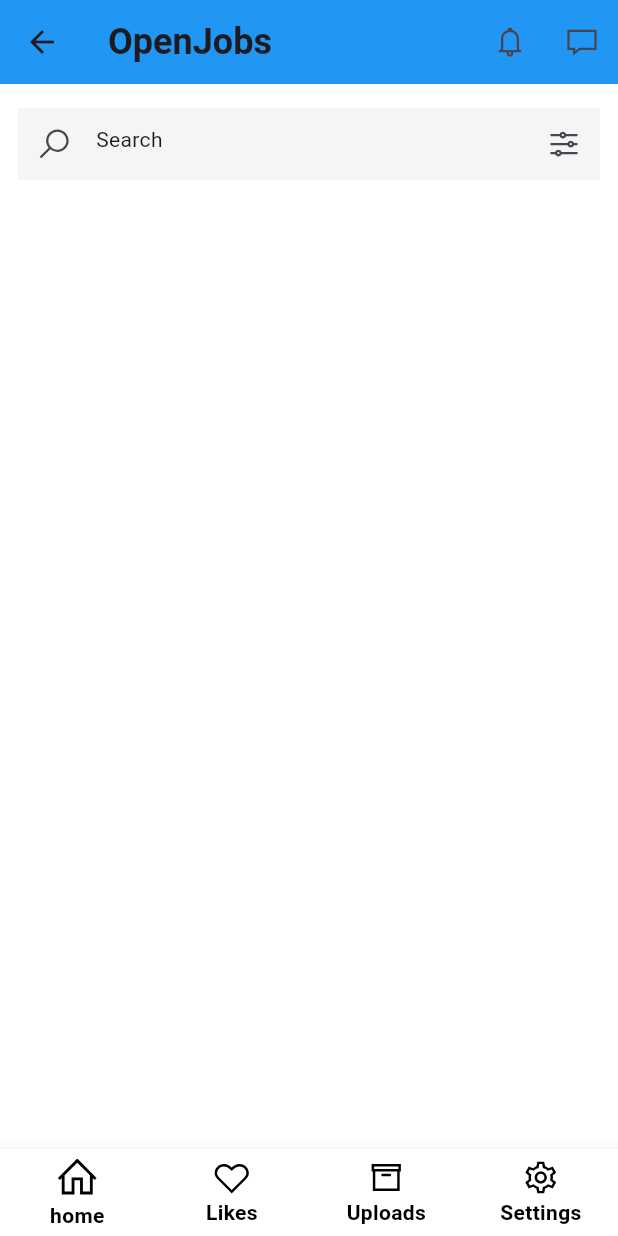
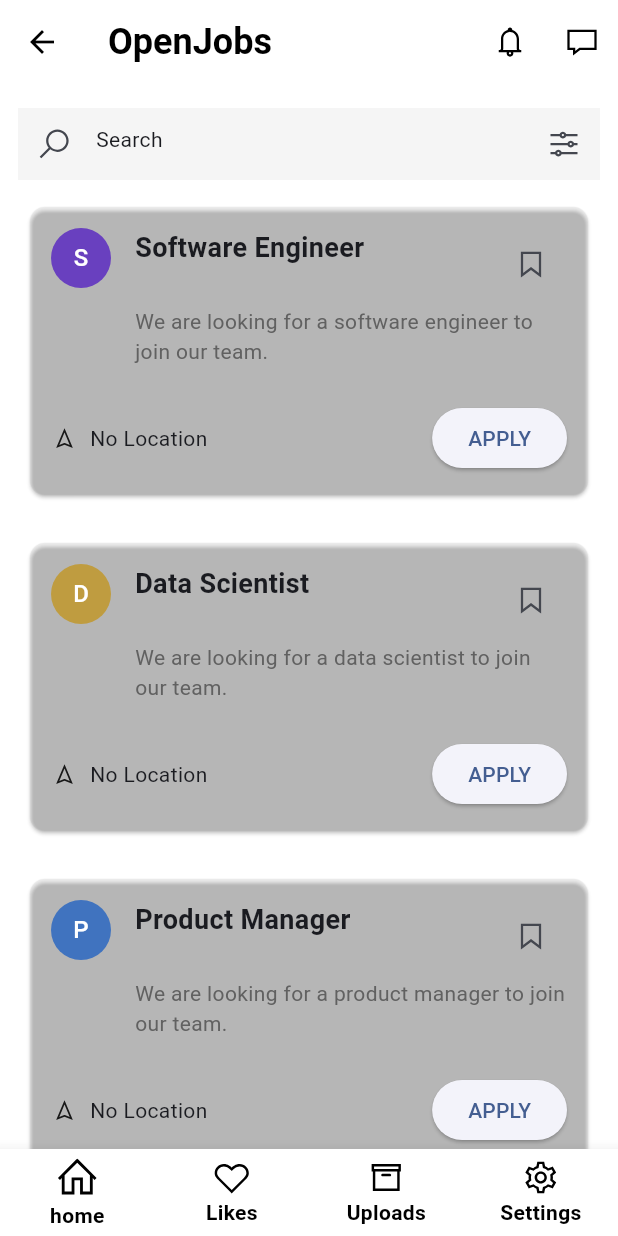
Before and after one commit to WayneStaticScientist/openjobs-flutter-app, a Flutter app: the screen it shows after launch, after a tap on "Continue Without Account", on a phone screen of 412 x 824 dp. Run offline on Flutter 3.47's test engine with Material 3 defaults, Android fonts, the phone set to English and light mode, and no system bars; drawn by our look-alikes of stylish_bottom_bar; our stand-ins replace get, line_awesome_flutter.

Commit message:
add changes

```diff
--- /dev/null
+++ b/lib/models/job_model.dart
@@ -0,0 +1,67 @@
+class JobModel {
+  final int level;
+  final String? date;
+  final String title;
+  final String? dueDate;
+  final String? location;
+  final String experience;
+  final String description;
+  final String applicationType;
+  final String applicationForm;
+
+  JobModel({
+    this.date,
+    this.dueDate,
+    this.location,
+    required this.level,
+    required this.title,
+    required this.experience,
+    required this.description,
+    required this.applicationType,
+    required this.applicationForm,
+  });
+}
+
+List<JobModel> jobList = [
+  JobModel(
+    level: 1,
+    title: "Software Engineer",
+    experience: "3+ years",
+    description: "We are looking for a software engineer to join our team.",
+    applicationType: "email",
+    applicationForm: "hr@example.com",
+  ),
+  JobModel(
+    level: 2,
+    title: "Data Scientist",
+    experience: "5+ years",
+    description: "We are looking for a data scientist to join our team.",
+    applicationType: "form",
+    applicationForm: "https://example.com/form",
+  ),
+  JobModel(
+    level: 3,
+    title: "Product Manager",
+    experience: "7+ years",
+    description: "We are looking for a product manager to join our team.",
+    applicationType: "linkedin",
+    applicationForm: "https://linkedin.com/jobs/12345",
+  ),
+  JobModel(
+    level: 1,
+    title: "Frontend Developer",
+    experience: "2+ years",
+    description:
+        "We need a skilled frontend developer to build user interfaces.",
+    applicationType: "email",
+    applicationForm: "jobs@company.com",
+  ),
+  JobModel(
+    level: 2,
+    title: "Backend Developer",
+    experience: "4+ years",
+    description: "Seeking a backend developer to work on server-side logic.",
+    applicationType: "form",
+    applicationForm: "https://company.com/careers",
+  ),
+];
--- a/lib/nav_routers/home_nav_router.dart
+++ b/lib/nav_routers/home_nav_router.dart
@@ -1,11 +1,18 @@
 import 'package:flutter/material.dart';
 import 'package:line_awesome_flutter/line_awesome_flutter.dart';
 import 'package:openjobs/navigations/home_nav.dart';
+import 'package:openjobs/navigations/settings_nav.dart';
+import 'package:openjobs/navigations/uploads_nav.dart';
 import 'package:openjobs/utils/themer_util.dart';
 import 'package:stylish_bottom_bar/stylish_bottom_bar.dart';
 
 class HomeNavRouter {
-  static List<Widget> navs = [HomeNav(), SizedBox(), SizedBox(), SizedBox()];
+  static List<Widget> navs = [
+    HomeNav(),
+    SizedBox(),
+    UploadNav(),
+    SettingsNav(),
+  ];
   static List<BottomBarItem> navsItems = [
     BottomBarItem(
       icon: Icon(LineAwesomeIcons.home_solid),
--- a/lib/navigations/home_nav.dart
+++ b/lib/navigations/home_nav.dart
@@ -1,6 +1,8 @@
 import 'package:flutter/material.dart';
 import 'package:line_awesome_flutter/line_awesome_flutter.dart';
+import 'package:openjobs/models/job_model.dart';
 import 'package:openjobs/widgets/input/opx_search_filter.dart';
+import 'package:openjobs/widgets/layouts/job_card.dart';
 
 class HomeNav extends StatelessWidget {
   const HomeNav({super.key});
@@ -21,6 +23,7 @@ class HomeNav extends StatelessWidget {
               icon: Icon(LineAwesomeIcons.comment_alt),
             ),
           ],
+          floating: true,
         ),
         SliverToBoxAdapter(child: SizedBox(height: 16)),
         SliverToBoxAdapter(
@@ -32,6 +35,15 @@ class HomeNav extends StatelessWidget {
             ),
           ),
         ),
+        SliverPadding(
+          padding: EdgeInsetsGeometry.symmetric(horizontal: 16),
+          sliver: SliverList.builder(
+            itemBuilder: (context, index) {
+              return JobCard(model: jobList[index]);
+            },
+            itemCount: jobList.length,
+          ),
+        ),
       ],
     );
   }
--- a/lib/screens/login_screen.dart
+++ b/lib/screens/login_screen.dart
@@ -3,6 +3,7 @@ import 'package:get/get.dart';
 import 'package:line_awesome_flutter/line_awesome_flutter.dart';
 import 'package:openjobs/screens/main_screen.dart';
 import 'package:openjobs/screens/sign_up_screen.dart';
+import 'package:openjobs/utils/themer_util.dart';
 import 'package:openjobs/widgets/buttons/opx_colored_button.dart';
 import 'package:openjobs/widgets/buttons/opx_material_button.dart';
 import 'package:openjobs/widgets/input/opx_material_input.dart';
@@ -58,9 +59,7 @@ class _LoginScreenState extends State<LoginScreen> {
                           text: "Sign Up",
                           style: TextStyle(
                             fontWeight: FontWeight.bold,
-                            color: Get.isDarkMode
-                                ? Colors.white
-                                : Get.theme.colorScheme.primary,
+                            color: ThemerUtil.getPaint(),
                           ),
                         ),
                       ],
--- a/lib/screens/sign_up_screen.dart
+++ b/lib/screens/sign_up_screen.dart
@@ -1,6 +1,7 @@
 import 'package:get/get.dart';
 import 'package:flutter/material.dart';
 import 'package:line_awesome_flutter/line_awesome_flutter.dart';
+import 'package:openjobs/utils/themer_util.dart';
 import 'package:openjobs/widgets/buttons/opx_material_button.dart';
 import 'package:openjobs/widgets/input/opx_material_input.dart';
 
@@ -75,9 +76,7 @@ class _SignUpScreenState extends State<SignUpScreen> {
                           text: "Sign in",
                           style: TextStyle(
                             fontWeight: FontWeight.bold,
-                            color: Get.isDarkMode
-                                ? Colors.white
-                                : Get.theme.colorScheme.primary,
+                            color: ThemerUtil.getPaint(),
                           ),
                         ),
                       ],
--- a/lib/themes/theme_data.dart
+++ b/lib/themes/theme_data.dart
@@ -1,10 +1,16 @@
 import 'package:flutter/material.dart';
 
 final ThemeData lightTheme = ThemeData(
-  brightness: Brightness.light,
-  primaryColor: Colors.blue,
+  colorScheme: ColorScheme.fromSeed(
+    seedColor: Colors.blueAccent,
+    brightness: Brightness.light, // Set the brightness here
+  ),
   scaffoldBackgroundColor: Colors.white,
-  appBarTheme: const AppBarTheme(color: Colors.blue),
+  appBarTheme: const AppBarTheme(
+    color: Colors.white,
+    iconTheme: IconThemeData(color: Colors.black),
+    titleTextStyle: TextStyle(color: Colors.black),
+  ),
   // Add other properties here
 );
 
--- /dev/null
+++ b/lib/utils/color_util.dart
@@ -0,0 +1,11 @@
+import 'package:flutter/material.dart';
+
+class ColorUtil {
+  static Color getMedianColor(String input) {
+    int code = input.toUpperCase().codeUnitAt(0);
+    if (code < 65) code = 65;
+    if (code > 90) code = 90;
+    final double range = (code - 65) / 25;
+    return HSLColor.fromAHSL(1, range * 360, 0.5, 0.5).toColor();
+  }
+}
--- a/lib/widgets/buttons/opx_material_button.dart
+++ b/lib/widgets/buttons/opx_material_button.dart
@@ -1,5 +1,6 @@
 import 'package:flutter/material.dart';
 import 'package:get/get.dart';
+import 'package:openjobs/utils/themer_util.dart';
 
 class OpxMaterialButton extends StatelessWidget {
   final String text;
@@ -19,9 +20,7 @@ class OpxMaterialButton extends StatelessWidget {
         shape: RoundedRectangleBorder(
           borderRadius: BorderRadiusGeometry.circular(10),
         ),
-        backgroundColor: Get.isDarkMode
-            ? Colors.white
-            : Get.theme.colorScheme.primary,
+        backgroundColor: ThemerUtil.getPaint(),
       ),
       child: Text(
         text,
--- /dev/null
+++ b/lib/widgets/layouts/job_card.dart
@@ -0,0 +1,98 @@
+import 'package:flutter/material.dart';
+import 'package:line_awesome_flutter/line_awesome_flutter.dart';
+import 'package:openjobs/models/job_model.dart';
+import 'package:openjobs/utils/color_util.dart';
+
+class JobCard extends StatelessWidget {
+  final JobModel model;
+  const JobCard({super.key, required this.model});
+
+  @override
+  Widget build(BuildContext context) {
+    return Padding(
+      padding: const EdgeInsets.symmetric(vertical: 12),
+      child: Card(
+        shape: RoundedRectangleBorder(borderRadius: BorderRadius.circular(10)),
+        color: Colors.grey.withAlpha(26),
+        child: Padding(
+          padding: const EdgeInsets.all(14),
+          child: Column(
+            crossAxisAlignment: CrossAxisAlignment.start,
+            children: [
+              Row(
+                crossAxisAlignment: CrossAxisAlignment.start,
+                children: [
+                  SizedBox(width: 40, child: _getAvatar(model.title)),
+                  const SizedBox(width: 16),
+                  Expanded(
+                    child: SizedBox(
+                      height: 100,
+                      child: Column(
+                        crossAxisAlignment: CrossAxisAlignment.start,
+                        children: [
+                          Row(
+                            mainAxisAlignment: MainAxisAlignment.spaceBetween,
+                            crossAxisAlignment: CrossAxisAlignment.start,
+                            children: [
+                              Flexible(
+                                child: Text(
+                                  model.title,
+                                  style: const TextStyle(
+                                    fontSize: 18,
+                                    fontWeight: FontWeight.bold,
+                                  ),
+                                ),
+                              ),
+                              IconButton(
+                                onPressed: () {},
+                                icon: const Icon(
+                                  LineAwesomeIcons.bookmark_solid,
+                                ),
+                              ),
+                            ],
+                          ),
+                          const SizedBox(height: 4),
+                          Text(
+                            model.description,
+                            maxLines: 2,
+                            overflow: TextOverflow
+                                .ellipsis, // Use ellipsis for better overflow handling
+                            style: TextStyle(color: Colors.grey[700]),
+                          ),
+                        ],
+                      ),
+                    ),
+                  ),
+                ],
+              ),
+              const SizedBox(height: 16),
+              Row(
+                mainAxisAlignment: MainAxisAlignment.spaceBetween,
+                children: [
+                  Row(
+                    children: [
+                      const Icon(
+                        LineAwesomeIcons.location_arrow_solid,
+                        size: 18,
+                      ),
+                      const SizedBox(width: 8),
+                      Text(model.location ?? "No Location"),
+                    ],
+                  ),
+                  ElevatedButton(onPressed: () {}, child: const Text('APPLY')),
+                ],
+              ),
+            ],
+          ),
+        ),
+      ),
+    );
+  }
+
+  Widget _getAvatar(String title) {
+    return CircleAvatar(
+      backgroundColor: ColorUtil.getMedianColor(title),
+      child: Text(title[0], style: TextStyle(color: Colors.white)),
+    );
+  }
+}
```
Also changed, not shown: lib/navigations/settings_nav.dart (added, +90 -0 lines), lib/navigations/uploads_nav.dart (added, +55 -0 lines), lib/widgets/layouts/item_card.dart (added, +27 -0 lines), lib/widgets/layouts/normal_tile.dart (added, +16 -0 lines), lib/widgets/layouts/settings_tile.dart (added, +14 -0 lines), lib/widgets/texts/strong_text.dart (added, +19 -0 lines).
